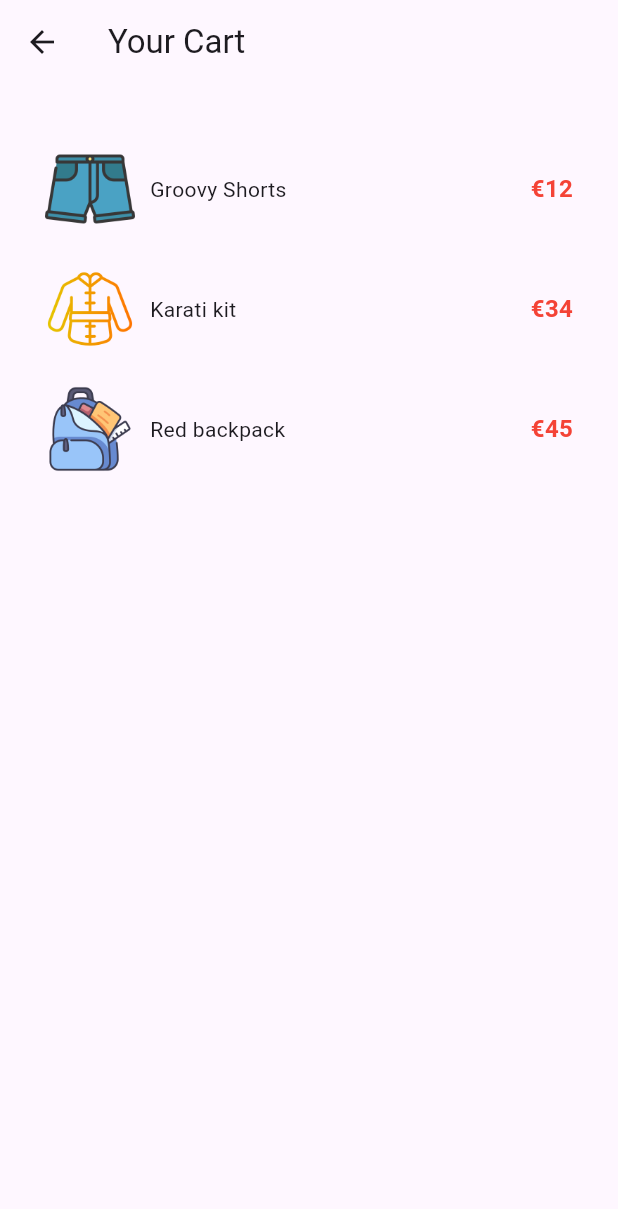
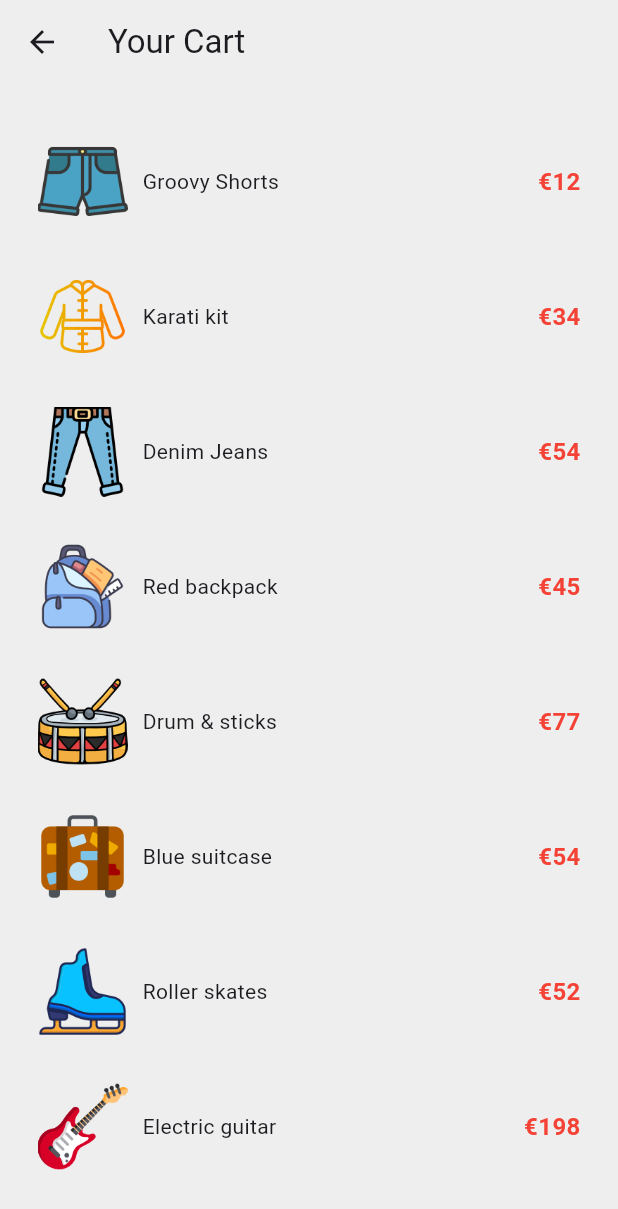
Before and after one commit to AbirHasanShuvo/riverpod, a Flutter app: the screen it shows after launch, scrolled down 36 dp, after a tap on the "shopping bag" icon, on a phone screen of 412 x 824 dp. Shown: the top 1209 px of the screen. Run offline on Flutter 3.47's test engine with Material 3 defaults, Android fonts, the phone set to English and light mode, and no system bars; our stand-ins replace flutter_riverpod, riverpod_annotation; generated files the repository leaves out were written again.

```diff
--- a/lib/providers/products_provider.dart
+++ b/lib/providers/products_provider.dart
@@ -1,5 +1,6 @@
-import 'package:flutter_riverpod/flutter_riverpod.dart';
+import 'package:riverpod_annotation/riverpod_annotation.dart';
 import 'package:riverpod_v2/model/product.dart';
+part 'products_provider.g.dart';
 
 const List<Product> allProducts = [
   Product(
@@ -52,10 +53,22 @@ const List<Product> allProducts = [
   ),
 ];
 
-final productProvider = Provider((ref) {
+// final productProvider = Provider((ref) {
+//   return allProducts;
+// });
+
+// final reducedProductProvider = Provider((ref) {
+//   return allProducts.where((p) => p.price < 50).toList();
+// });
+
+//geenrated provider
+
+@riverpod
+List<Product> products(ref) {
   return allProducts;
-});
+}
 
-final reducedProductProvider = Provider((ref) {
+@riverpod
+List<Product> reducedProduct(ref) {
   return allProducts.where((p) => p.price < 50).toList();
-});
+}
--- a/lib/screens/cart/cart_screen.dart
+++ b/lib/screens/cart/cart_screen.dart
@@ -14,17 +14,23 @@ class _CartScreenState extends ConsumerState<CartScreen> {
   @override
   Widget build(BuildContext context) {
     //here no need for the ref variable like the stateless widget we have used before
-    final cartProducts = ref.watch(reducedProductProvider);
+    final cartProducts = ref.watch(productsProvider);
     //the product from the provider caming here
     return Scaffold(
-      appBar: AppBar(title: Text('Your Cart')),
+      backgroundColor: Colors.grey.shade200,
+      appBar: AppBar(
+        backgroundColor: Colors.grey.shade200,
+        title: Text('Your Cart'),
+      ),
       body: Padding(
-        padding: const EdgeInsets.all(30),
+        padding: const EdgeInsets.all(15),
         child: Column(
           children:
               cartProducts.map((product) {
                 return Container(
-                  padding: const EdgeInsets.only(top: 10, bottom: 10),
+                  margin: const EdgeInsets.only(top: 10),
+                  // decoration: BoxDecoration(color: Colors.white),
+                  padding: const EdgeInsets.all(10),
                   child: Row(
                     children: [
                       Image.asset(product.image, width: 60, height: 60),
--- a/lib/screens/home/home_screen.dart
+++ b/lib/screens/home/home_screen.dart
@@ -8,7 +8,7 @@ class HomeScreen extends ConsumerWidget {
 
   @override
   Widget build(BuildContext context, WidgetRef ref) {
-    final allProducts = ref.watch(productProvider);
+    final allProducts = ref.watch(productsProvider);
     return Scaffold(
       backgroundColor: Colors.grey.shade200,
       appBar: AppBar(
--- a/pubspec.yaml
+++ b/pubspec.yaml
@@ -35,7 +35,7 @@ dependencies:
   # Use with the CupertinoIcons class for iOS style icons.
   cupertino_icons: ^1.0.8
   flutter_riverpod: ^2.6.1
-
+  riverpod_annotation: ^2.6.1
 dev_dependencies:
   flutter_test:
     sdk: flutter
@@ -46,6 +46,8 @@ dev_dependencies:
   # package. See that file for information about deactivating specific lint
   # rules and activating additional ones.
   flutter_lints: ^5.0.0
+  build_runner: ^2.4.15
+  riverpod_generator: ^2.2.0
 
 # For information on the generic Dart part of this file, see the
 # following page: https://dart.dev/tools/pub/pubspec
```
Also changed, not shown: lib/providers/products_provider.g.dart (added), pubspec.lock.
